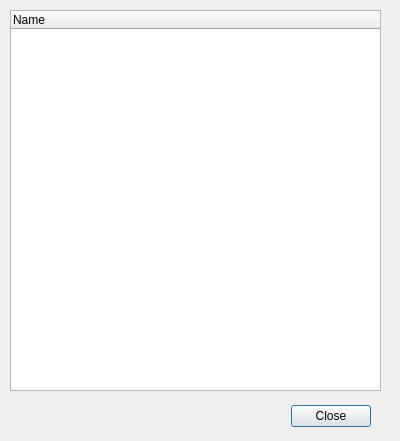
The window that listobjects.ui (steve9164/Assignment2) describes before a commit, drawn with Qt 5.
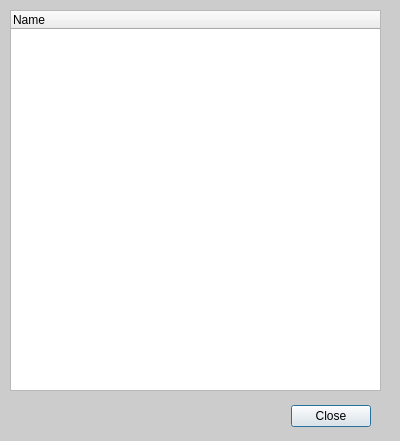
The same window after the commit.

Patch:
```diff
--- a/listobjects.ui
+++ b/listobjects.ui
@@ -13,6 +13,11 @@
   <property name="windowTitle">
    <string>Dialog</string>
   </property>
+  <property name="styleSheet">
+   <string notr="true">QDialog {
+background-color: rgb(204, 204, 204);
+}</string>
+  </property>
   <widget class="QDialogButtonBox" name="buttonBox">
    <property name="geometry">
     <rect>
```
